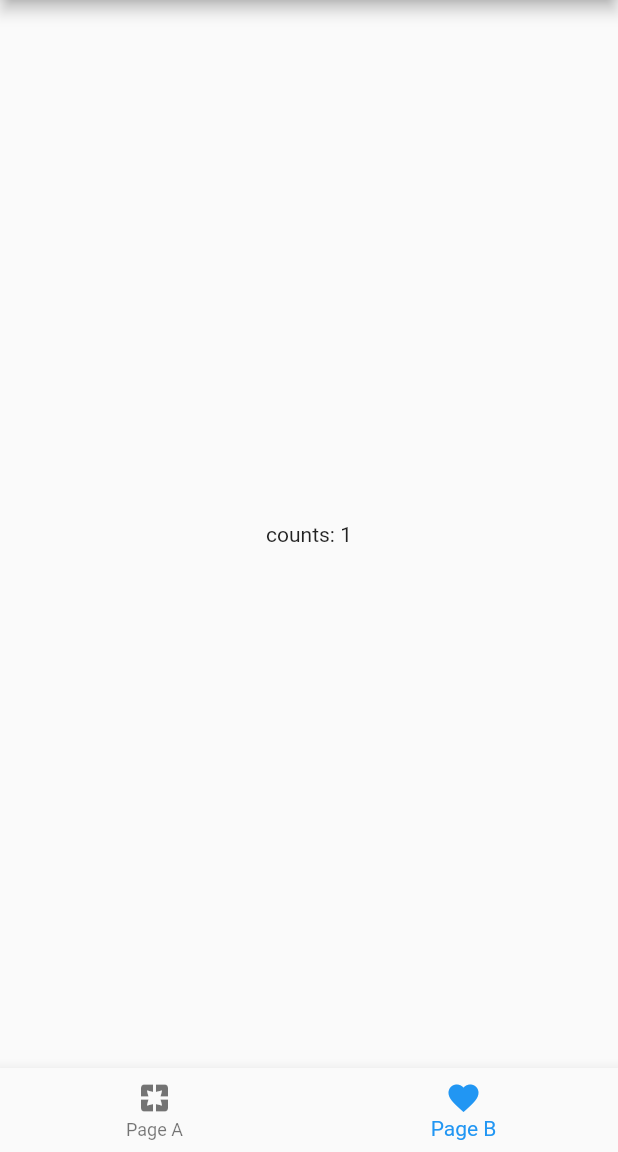
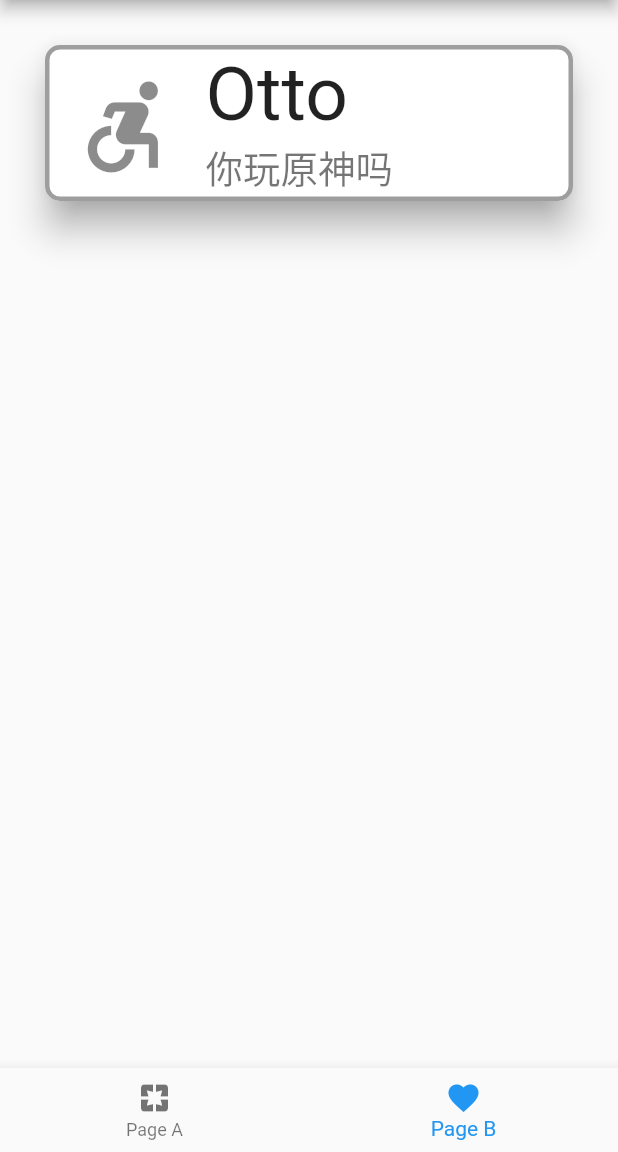
Before and after one commit to angrychow/flutter-example, a Flutter app: the screen it shows after launch, item 2 of the bottom bar chosen, on a phone screen of 412 x 824 dp, the part 84-1236 px from its top. Run offline on Flutter 3.47's test engine with Material 2 defaults, Android fonts, the phone set to English and light mode, and no system bars; missing offline and left inert: bruno.

Commit message:
card组件

```diff
--- /dev/null
+++ b/lib/components/activity-card.dart
@@ -0,0 +1,56 @@
+import 'package:flutter/material.dart';
+
+class ActivityCard extends StatelessWidget {
+  final String title;
+  final String subtitle;
+  final Function() callback;
+  const ActivityCard(
+      {Key? key,
+      required this.title,
+      required this.subtitle,
+      required this.callback})
+      : super(key: key);
+
+  @override
+  Widget build(BuildContext context) {
+    return Column(
+      children: [
+        GestureDetector(
+          child: Card(
+              margin: EdgeInsets.all(30),
+              shadowColor: Colors.grey,
+              elevation: 10,
+              shape: RoundedRectangleBorder(
+                borderRadius: BorderRadius.circular(10),
+                side: BorderSide(
+                  color: Colors.grey,
+                  width: 3,
+                ),
+              ),
+              child: Column(
+                children: [
+                  ListTile(
+                    leading: Icon(
+                      Icons.accessible_forward,
+                      size: 75,
+                    ),
+                    title: Text(
+                      this.title,
+                      style: TextStyle(fontSize: 50),
+                    ),
+                    subtitle: Text(
+                      this.subtitle,
+                      style: TextStyle(fontSize: 25),
+                    ),
+                    dense: false,
+                  )
+                ],
+              )),
+          onTap: () {
+            callback();
+          },
+        )
+      ],
+    );
+  }
+}
--- a/lib/pages/page-a.dart
+++ b/lib/pages/page-a.dart
@@ -42,6 +42,7 @@ class _PageAState extends State<PageA> {
         ),
         // ignore: prefer_const_constructors
         padding: EdgeInsets.only(top: 50),
-            ));
+      ),
+    );
   }
 }
--- a/lib/pages/page-b.dart
+++ b/lib/pages/page-b.dart
@@ -1,6 +1,9 @@
+import 'package:bruno/bruno.dart';
 import 'package:flutter/cupertino.dart';
 
 import 'package:flutter/material.dart';
+
+import '../components/activity-card.dart';
 
 class PageB extends StatefulWidget {
   const PageB({super.key});
@@ -9,10 +12,26 @@ class PageB extends StatefulWidget {
 }
 
 class _PageAState extends State<PageB> {
-  var _counts = 1;
+  bool _isSelect = false;
 
   @override
   Widget build(BuildContext context) {
-    return Text("counts: ${_counts}");
+    return Container(
+      child: ActivityCard(
+        title: "Otto",
+        subtitle: _isSelect ? "这就是不玩原神的下场" : "你玩原神吗",
+        callback: () async {
+          BrnDialogManager.showSingleButtonDialog(context,
+              label: '不玩',
+              title: "你玩原神吗",
+              message: '不玩原神的人，素质品味修养都很低', onTap: () {
+            setState(() {
+              _isSelect = true;
+              Navigator.of(context).pop();
+            });
+          });
+        },
+      ),
+    );
   }
 }
```
Lines whose indentation alone changed are shown as unchanged.
